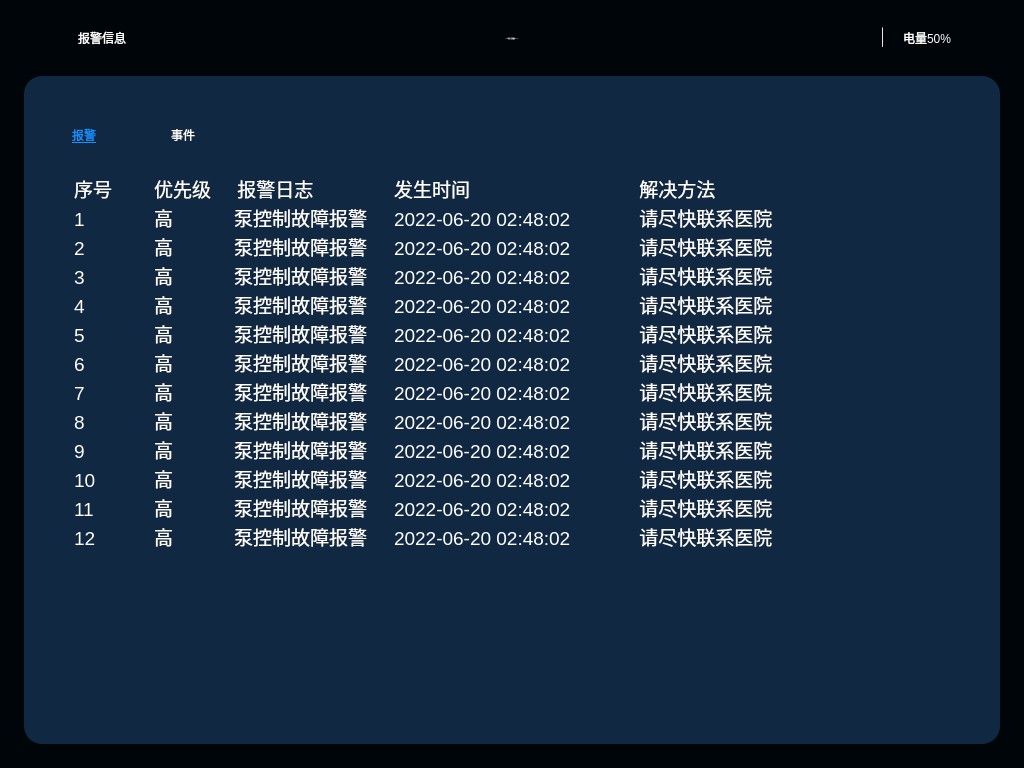
chengchangnan0607/JR01Monitor, file src/UI/mainwindow.ui: the form before one commit.
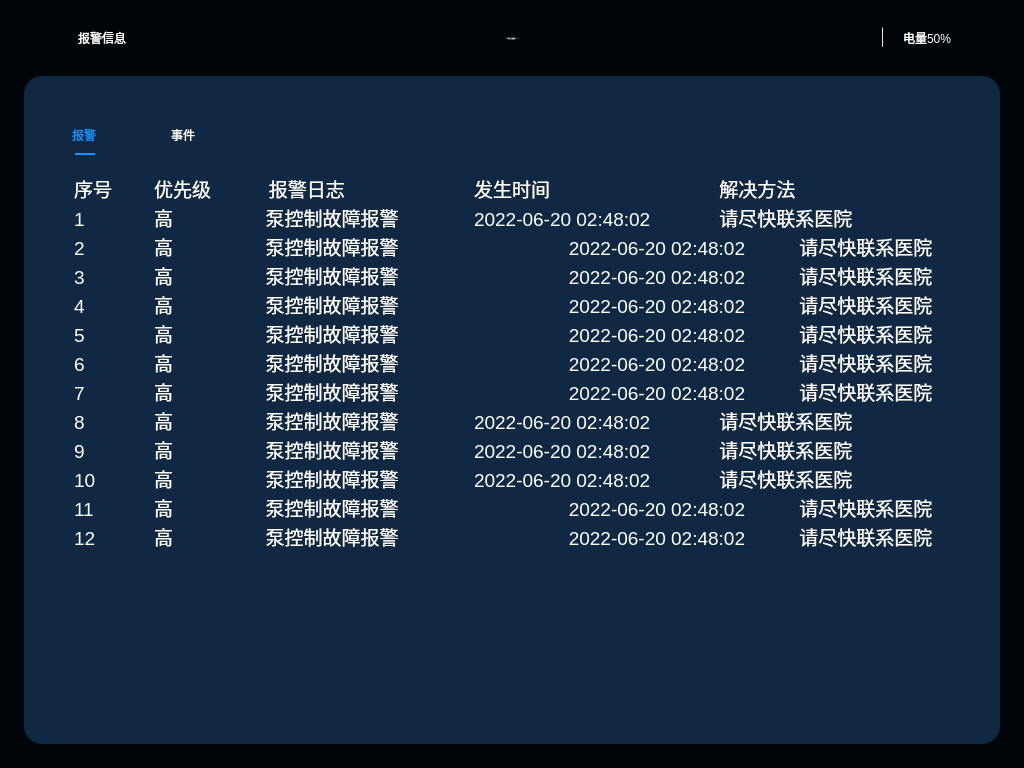
The form after the commit. The open tabs and pages were chosen to show the change. Icons and pictures are not drawn. Custom widgets are drawn as their Qt base class.

Commit message: 1.修改了下拉框，实现可编辑 2. 调整了任务选择界面，只有选中新建手术选项，“输入患者病例号”的编辑框才能用，选中恢复/查询手术编辑框都会被禁 用

Patch:
```diff
--- a/src/UI/mainwindow.ui
+++ b/src/UI/mainwindow.ui
@@ -6064,9 +6064,9 @@
       <property name="geometry">
        <rect>
         <x>30</x>
-        <y>160</y>
+        <y>90</y>
         <width>961</width>
-        <height>581</height>
+        <height>651</height>
        </rect>
       </property>
       <property name="styleSheet">
@@ -6082,9 +6082,9 @@
         <property name="geometry">
          <rect>
           <x>40</x>
-          <y>10</y>
-          <width>911</width>
-          <height>571</height>
+          <y>80</y>
+          <width>901</width>
+          <height>501</height>
          </rect>
         </property>
         <property name="styleSheet">
@@ -6098,19 +6098,36 @@
 &lt;html&gt;&lt;head&gt;&lt;meta name=&quot;qrichtext&quot; content=&quot;1&quot; /&gt;&lt;style type=&quot;text/css&quot;&gt;
 p, li { white-space: pre-wrap; }
 &lt;/style&gt;&lt;/head&gt;&lt;body style=&quot; font-family:'Ubuntu'; font-size:11pt; font-weight:400; font-style:normal;&quot;&gt;
-&lt;p style=&quot; margin-top:0px; margin-bottom:0px; margin-left:0px; margin-right:0px; -qt-block-indent:0; text-indent:0px;&quot;&gt;&lt;span style=&quot; font-size:14pt;&quot;&gt;序号	优先级     报警日志		发生时间		       	 解决方法&lt;/span&gt;&lt;/p&gt;
-&lt;p style=&quot; margin-top:0px; margin-bottom:0px; margin-left:0px; margin-right:0px; -qt-block-indent:0; text-indent:0px;&quot;&gt;&lt;span style=&quot; font-size:14pt;&quot;&gt;1	高	泵控制故障报警	2022-06-20 02:48:02	 请尽快联系医院&lt;/span&gt;&lt;/p&gt;
-&lt;p style=&quot; margin-top:0px; margin-bottom:0px; margin-left:0px; margin-right:0px; -qt-block-indent:0; text-indent:0px;&quot;&gt;&lt;span style=&quot; font-size:14pt;&quot;&gt;2	高	泵控制故障报警	2022-06-20 02:48:02	 请尽快联系医院&lt;/span&gt;&lt;/p&gt;
-&lt;p style=&quot; margin-top:0px; margin-bottom:0px; margin-left:0px; margin-right:0px; -qt-block-indent:0; text-indent:0px;&quot;&gt;&lt;span style=&quot; font-size:14pt;&quot;&gt;3	高	泵控制故障报警	2022-06-20 02:48:02	 请尽快联系医院&lt;/span&gt;&lt;/p&gt;
-&lt;p style=&quot; margin-top:0px; margin-bottom:0px; margin-left:0px; margin-right:0px; -qt-block-indent:0; text-indent:0px;&quot;&gt;&lt;span style=&quot; font-size:14pt;&quot;&gt;4	高	泵控制故障报警	2022-06-20 02:48:02	 请尽快联系医院&lt;/span&gt;&lt;/p&gt;
-&lt;p style=&quot; margin-top:0px; margin-bottom:0px; margin-left:0px; margin-right:0px; -qt-block-indent:0; text-indent:0px;&quot;&gt;&lt;span style=&quot; font-size:14pt;&quot;&gt;5	高	泵控制故障报警	2022-06-20 02:48:02	 请尽快联系医院&lt;/span&gt;&lt;/p&gt;
-&lt;p style=&quot; margin-top:0px; margin-bottom:0px; margin-left:0px; margin-right:0px; -qt-block-indent:0; text-indent:0px;&quot;&gt;&lt;span style=&quot; font-size:14pt;&quot;&gt;6	高	泵控制故障报警	2022-06-20 02:48:02	 请尽快联系医院&lt;/span&gt;&lt;/p&gt;
-&lt;p style=&quot; margin-top:0px; margin-bottom:0px; margin-left:0px; margin-right:0px; -qt-block-indent:0; text-indent:0px;&quot;&gt;&lt;span style=&quot; font-size:14pt;&quot;&gt;7	高	泵控制故障报警	2022-06-20 02:48:02	 请尽快联系医院&lt;/span&gt;&lt;/p&gt;
-&lt;p style=&quot; margin-top:0px; margin-bottom:0px; margin-left:0px; margin-right:0px; -qt-block-indent:0; text-indent:0px;&quot;&gt;&lt;span style=&quot; font-size:14pt;&quot;&gt;8	高	泵控制故障报警	2022-06-20 02:48:02	 请尽快联系医院&lt;/span&gt;&lt;/p&gt;
-&lt;p style=&quot; margin-top:0px; margin-bottom:0px; margin-left:0px; margin-right:0px; -qt-block-indent:0; text-indent:0px;&quot;&gt;&lt;span style=&quot; font-size:14pt;&quot;&gt;9	高	泵控制故障报警	2022-06-20 02:48:02	 请尽快联系医院&lt;/span&gt;&lt;/p&gt;
-&lt;p style=&quot; margin-top:0px; margin-bottom:0px; margin-left:0px; margin-right:0px; -qt-block-indent:0; text-indent:0px;&quot;&gt;&lt;span style=&quot; font-size:14pt;&quot;&gt;10	高	泵控制故障报警	2022-06-20 02:48:02	 请尽快联系医院&lt;/span&gt;&lt;/p&gt;
-&lt;p style=&quot; margin-top:0px; margin-bottom:0px; margin-left:0px; margin-right:0px; -qt-block-indent:0; text-indent:0px;&quot;&gt;&lt;span style=&quot; font-size:14pt;&quot;&gt;11	高	泵控制故障报警	2022-06-20 02:48:02	 请尽快联系医院&lt;/span&gt;&lt;/p&gt;
-&lt;p style=&quot; margin-top:0px; margin-bottom:0px; margin-left:0px; margin-right:0px; -qt-block-indent:0; text-indent:0px;&quot;&gt;&lt;span style=&quot; font-size:14pt;&quot;&gt;12	高	泵控制故障报警	2022-06-20 02:48:02	 请尽快联系医院&lt;/span&gt;&lt;/p&gt;&lt;/body&gt;&lt;/html&gt;</string>
+&lt;p style=&quot; margin-top:0px; margin-bottom:0px; margin-left:0px; margin-right:0px; -qt-block-indent:0; text-indent:0px;&quot;&gt;&lt;span style=&quot; font-size:14pt;&quot;&gt;序号	优先级           报警日志		发生时间		       	 解决方法&lt;/span&gt;&lt;/p&gt;
+&lt;p style=&quot; margin-top:0px; margin-bottom:0px; margin-left:0px; margin-right:0px; -qt-block-indent:0; text-indent:0px;&quot;&gt;&lt;span style=&quot; font-size:14pt;&quot;&gt;1	高	      泵控制故障报警  	2022-06-20 02:48:02	 请尽快联系医院&lt;/span&gt;&lt;/p&gt;
+&lt;p style=&quot; margin-top:0px; margin-bottom:0px; margin-left:0px; margin-right:0px; -qt-block-indent:0; text-indent:0px;&quot;&gt;&lt;span style=&quot; font-size:14pt;&quot;&gt;2	高	      泵控制故障报警	                  2022-06-20 02:48:02	 请尽快联系医院&lt;/span&gt;&lt;/p&gt;
+&lt;p style=&quot; margin-top:0px; margin-bottom:0px; margin-left:0px; margin-right:0px; -qt-block-indent:0; text-indent:0px;&quot;&gt;&lt;span style=&quot; font-size:14pt;&quot;&gt;3	高	      泵控制故障报警	                  2022-06-20 02:48:02	 请尽快联系医院&lt;/span&gt;&lt;/p&gt;
+&lt;p style=&quot; margin-top:0px; margin-bottom:0px; margin-left:0px; margin-right:0px; -qt-block-indent:0; text-indent:0px;&quot;&gt;&lt;span style=&quot; font-size:14pt;&quot;&gt;4	高	      泵控制故障报警	                  2022-06-20 02:48:02	 请尽快联系医院&lt;/span&gt;&lt;/p&gt;
+&lt;p style=&quot; margin-top:0px; margin-bottom:0px; margin-left:0px; margin-right:0px; -qt-block-indent:0; text-indent:0px;&quot;&gt;&lt;span style=&quot; font-size:14pt;&quot;&gt;5	高	      泵控制故障报警	                  2022-06-20 02:48:02	 请尽快联系医院&lt;/span&gt;&lt;/p&gt;
+&lt;p style=&quot; margin-top:0px; margin-bottom:0px; margin-left:0px; margin-right:0px; -qt-block-indent:0; text-indent:0px;&quot;&gt;&lt;span style=&quot; font-size:14pt;&quot;&gt;6	高	      泵控制故障报警	                  2022-06-20 02:48:02	 请尽快联系医院&lt;/span&gt;&lt;/p&gt;
+&lt;p style=&quot; margin-top:0px; margin-bottom:0px; margin-left:0px; margin-right:0px; -qt-block-indent:0; text-indent:0px;&quot;&gt;&lt;span style=&quot; font-size:14pt;&quot;&gt;7	高	      泵控制故障报警	                  2022-06-20 02:48:02	 请尽快联系医院&lt;/span&gt;&lt;/p&gt;
+&lt;p style=&quot; margin-top:0px; margin-bottom:0px; margin-left:0px; margin-right:0px; -qt-block-indent:0; text-indent:0px;&quot;&gt;&lt;span style=&quot; font-size:14pt;&quot;&gt;8	高	      泵控制故障报警  	2022-06-20 02:48:02	 请尽快联系医院&lt;/span&gt;&lt;/p&gt;
+&lt;p style=&quot; margin-top:0px; margin-bottom:0px; margin-left:0px; margin-right:0px; -qt-block-indent:0; text-indent:0px;&quot;&gt;&lt;span style=&quot; font-size:14pt;&quot;&gt;9	高	      泵控制故障报警      	2022-06-20 02:48:02	 请尽快联系医院&lt;/span&gt;&lt;/p&gt;
+&lt;p style=&quot; margin-top:0px; margin-bottom:0px; margin-left:0px; margin-right:0px; -qt-block-indent:0; text-indent:0px;&quot;&gt;&lt;span style=&quot; font-size:14pt;&quot;&gt;10	高	      泵控制故障报警 	2022-06-20 02:48:02	 请尽快联系医院&lt;/span&gt;&lt;/p&gt;
+&lt;p style=&quot; margin-top:0px; margin-bottom:0px; margin-left:0px; margin-right:0px; -qt-block-indent:0; text-indent:0px;&quot;&gt;&lt;span style=&quot; font-size:14pt;&quot;&gt;11	高	      泵控制故障报警	                  2022-06-20 02:48:02	 请尽快联系医院&lt;/span&gt;&lt;/p&gt;
+&lt;p style=&quot; margin-top:0px; margin-bottom:0px; margin-left:0px; margin-right:0px; -qt-block-indent:0; text-indent:0px;&quot;&gt;&lt;span style=&quot; font-size:14pt;&quot;&gt;12	高	      泵控制故障报警	                  2022-06-20 02:48:02	 请尽快联系医院&lt;/span&gt;&lt;/p&gt;&lt;/body&gt;&lt;/html&gt;</string>
+        </property>
+       </widget>
+       <widget class="Line" name="line_39">
+        <property name="geometry">
+         <rect>
+          <x>45</x>
+          <y>63</y>
+          <width>20</width>
+          <height>2</height>
+         </rect>
+        </property>
+        <property name="styleSheet">
+         <string notr="true">transform: scaleY(-1);
+background: #1890FF;</string>
+        </property>
+        <property name="orientation">
+         <enum>Qt::Horizontal</enum>
         </property>
        </widget>
       </widget>
@@ -6169,8 +6186,7 @@
         background:transparent;
 }
 QPushButton:hover{color: rgb(24, 144, 255);}
-QPushButton:checked{color: rgb(24, 144, 255);
-												text-decoration:underline;}
+QPushButton:checked{color: rgb(24, 144, 255);}
 </string>
       </property>
       <property name="text">
```
Left out of the diff: 171 changed lines with no effect on the pictures. The commit also changes 3 other files.
